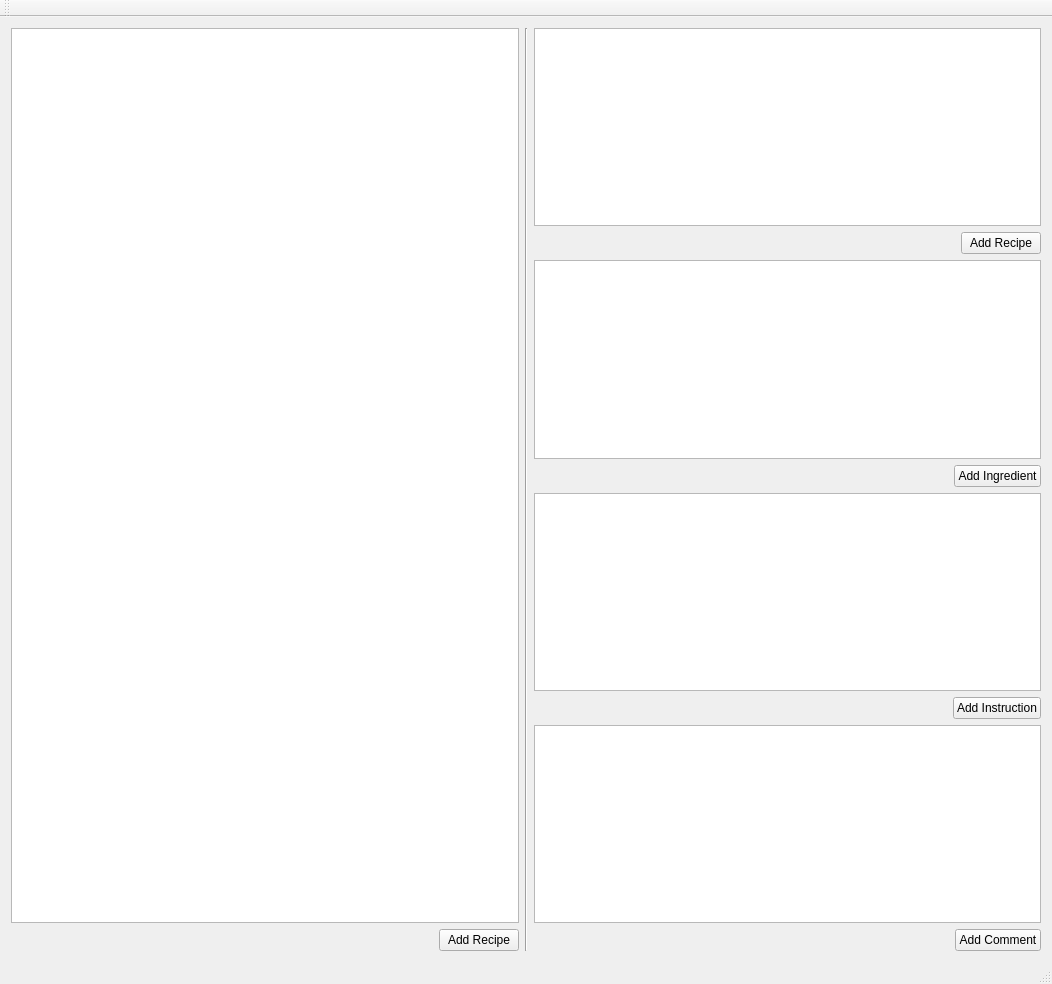
Chirurgus/cookbox_desktop, file cookbox_desktop/mainwindow.ui: the form before one commit.
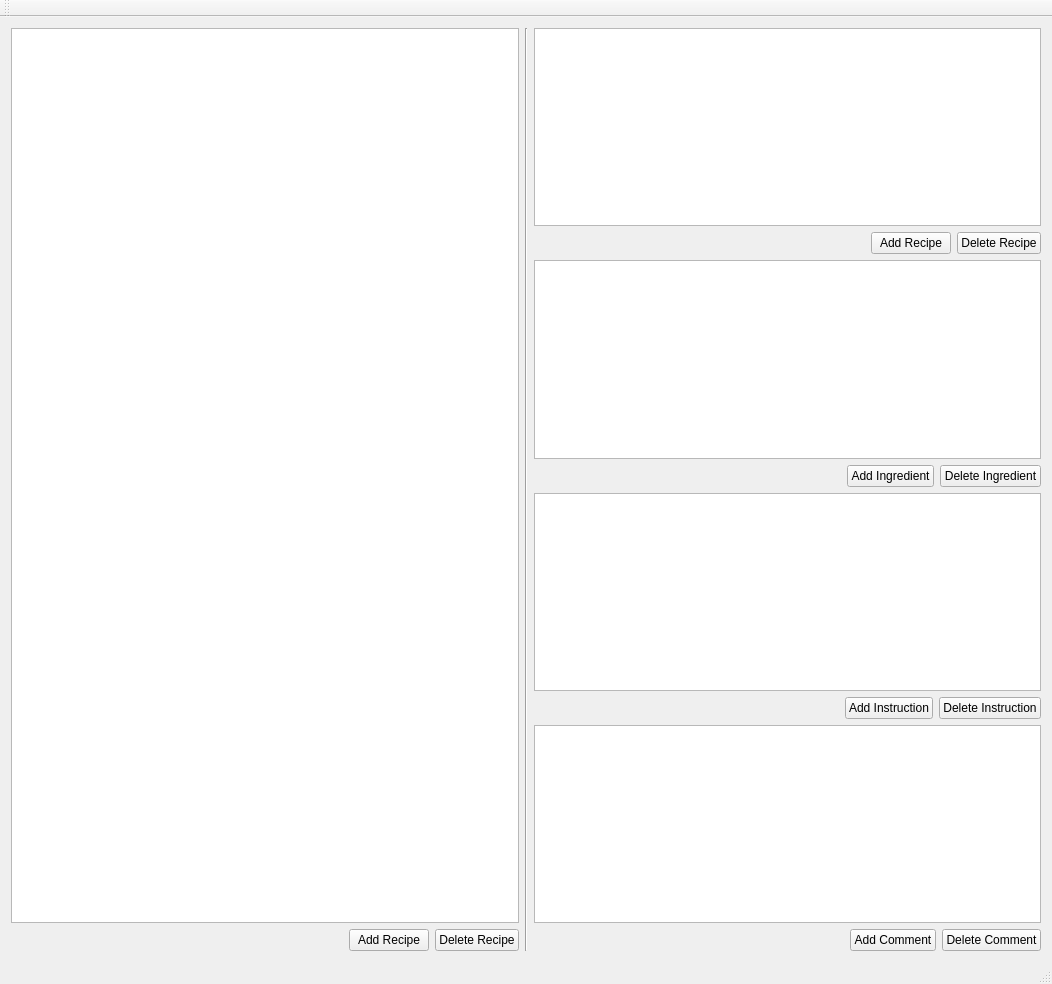
The form after the commit.

Commit message: Add "Delete *" buttons

The edit to the form file:
```diff
--- a/cookbox_desktop/mainwindow.ui
+++ b/cookbox_desktop/mainwindow.ui
@@ -62,6 +62,13 @@
             </property>
            </widget>
           </item>
+          <item>
+           <widget class="QPushButton" name="delete_recipe_Button">
+            <property name="text">
+             <string>Delete Recipe</string>
+            </property>
+           </widget>
+          </item>
          </layout>
         </item>
        </layout>
@@ -100,6 +107,13 @@
             </property>
            </widget>
           </item>
+          <item>
+           <widget class="QPushButton" name="delete_recipe_Button_bis">
+            <property name="text">
+             <string>Delete Recipe</string>
+            </property>
+           </widget>
+          </item>
          </layout>
         </item>
         <item>
@@ -127,6 +141,13 @@
             </property>
            </widget>
           </item>
+          <item>
+           <widget class="QPushButton" name="delete_ingredient_Button">
+            <property name="text">
+             <string>Delete Ingredient</string>
+            </property>
+           </widget>
+          </item>
          </layout>
         </item>
         <item>
@@ -154,6 +175,13 @@
             </property>
            </widget>
           </item>
+          <item>
+           <widget class="QPushButton" name="delete_instruction_Button">
+            <property name="text">
+             <string>Delete Instruction</string>
+            </property>
+           </widget>
+          </item>
          </layout>
         </item>
         <item>
@@ -181,6 +209,13 @@
             </property>
            </widget>
           </item>
+          <item>
+           <widget class="QPushButton" name="delete_comment_Button">
+            <property name="text">
+             <string>Delete Comment</string>
+            </property>
+           </widget>
+          </item>
          </layout>
         </item>
        </layout>
```
The commit also changes 3 other files.
